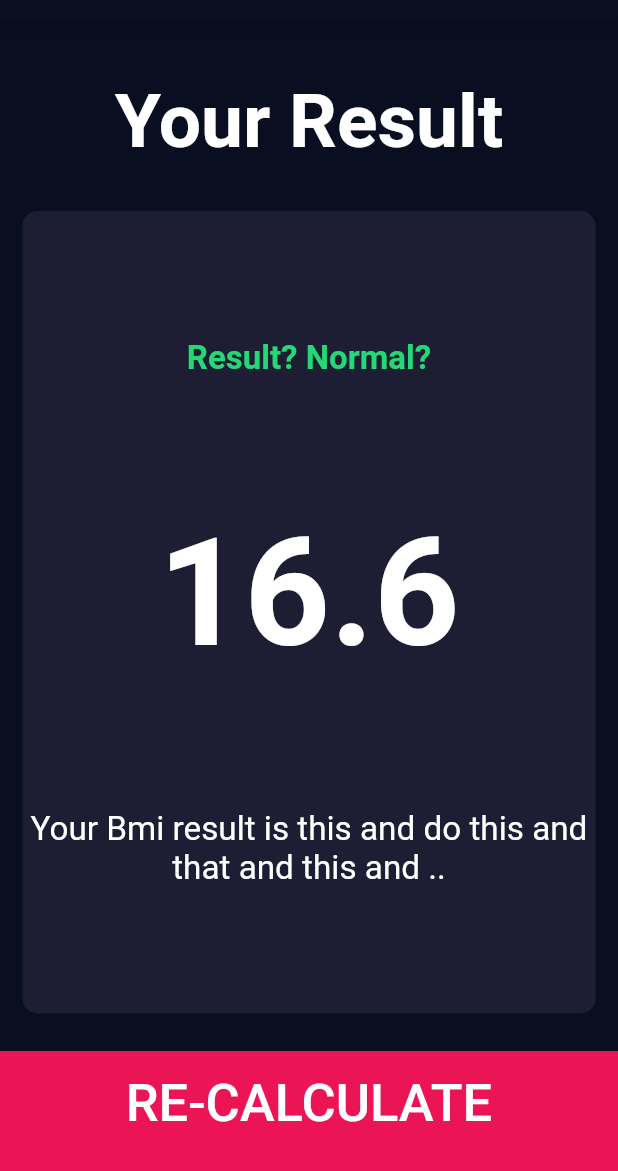
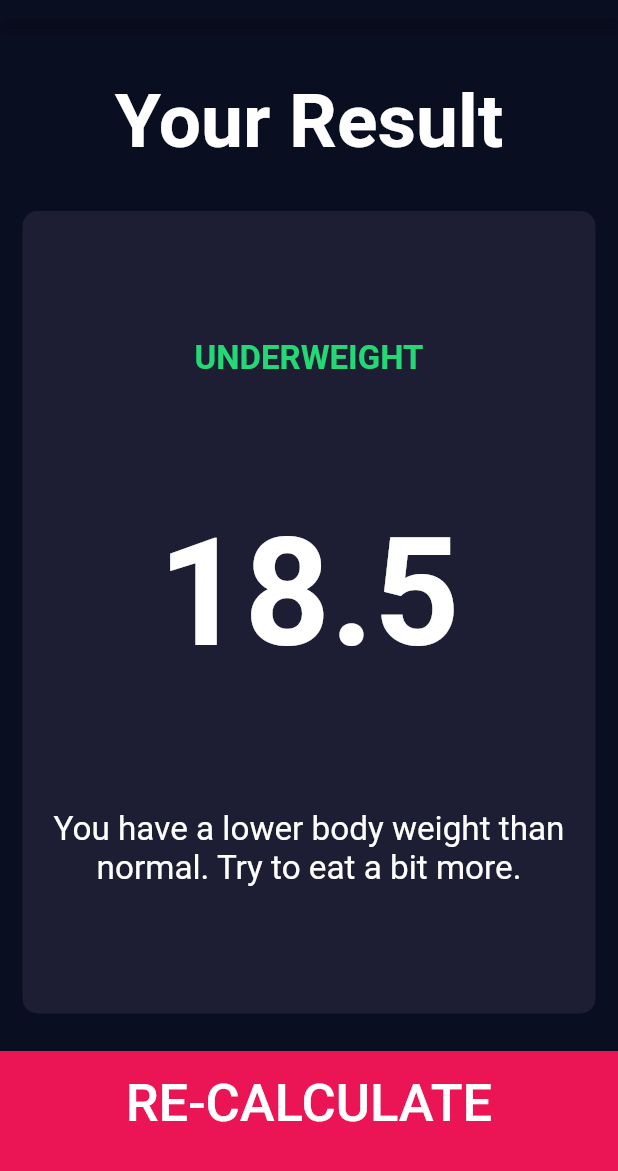
Before and after one commit to Meruem243/bmi_calculator, a Flutter app: the screen it shows after launch, after a tap on "CALCULATE", on a phone screen of 412 x 824 dp, the part 65-1236 px from its top. Run offline on Flutter 3.47's test engine with Material 2 defaults, Android fonts, the phone set to English and light mode, and no system bars; our stand-ins replace font_awesome_flutter.

Commit message:
adding calculation functionality

```diff
--- /dev/null
+++ b/lib/calculator.dart
@@ -0,0 +1,35 @@
+import 'dart:math';
+
+class Calculator {
+  Calculator({required this.height, required this.weight});
+
+  int height;
+  int weight;
+  double _bmi = 0;
+
+  String? calculateBMI() {
+    _bmi = weight / pow(height / 100, 2);
+    _bmi = double.parse(_bmi.toStringAsFixed(1));
+    return _bmi.toString();
+  }
+
+  String getResult() {
+    if (_bmi >= 25) {
+      return 'Overweight';
+    } else if (_bmi > 18.5) {
+      return 'Normal';
+    } else {
+      return 'Underweight';
+    }
+  }
+
+  String getInterpretation() {
+    if (_bmi >= 25) {
+      return 'You have higher body weight than normal. Try to exercise more.';
+    } else if (_bmi > 18.5) {
+      return 'You have a normal body weight. Good Job!';
+    } else {
+      return 'You have a lower body weight than normal. Try to eat a bit more.';
+    }
+  }
+}
--- a/lib/screens/input_page.dart
+++ b/lib/screens/input_page.dart
@@ -1,3 +1,4 @@
+import 'package:bmi_calculator/calculator.dart';
 import 'package:flutter/material.dart';
 import 'package:font_awesome_flutter/font_awesome_flutter.dart';
 import 'package:bmi_calculator/components/reusable_card.dart';
@@ -61,7 +62,6 @@ class _InputPageState extends State<InputPage> {
                     onTap: () {
                       setState(() {
                         updateColor(Gender.male);
-                        debugPrint('Male pressed');
                       });
                     },
                     child: ReusableCard(
@@ -78,7 +78,6 @@ class _InputPageState extends State<InputPage> {
                     onTap: () {
                       setState(() {
                         updateColor(Gender.female);
-                        debugPrint('FeMale pressed');
                       });
                     },
                     child: ReusableCard(
@@ -138,7 +137,6 @@ class _InputPageState extends State<InputPage> {
                         setState(() {
                           height = newValue.round();
                         });
-                        // debugPrint(newValue.toString());
                       },
                     ),
                   ),
@@ -239,10 +237,16 @@ class _InputPageState extends State<InputPage> {
           BottomButton(
             buttonTitle: 'CALCULATE',
             onTap: () {
+              Calculator cal = Calculator(height: height, weight: weight);
+
               Navigator.push(
                 context,
                 MaterialPageRoute(
-                  builder: (context) => const ResultPage(),
+                  builder: (context) => ResultPage(
+                    bmiResult: cal.calculateBMI(),
+                    resultText: cal.getResult(),
+                    interpretation: cal.getInterpretation(),
+                  ),
                 ),
               );
             },
--- a/lib/screens/result_page.dart
+++ b/lib/screens/result_page.dart
@@ -4,7 +4,15 @@ import 'package:bmi_calculator/components/reusable_card.dart';
 import 'package:bmi_calculator/components/bottom_button.dart';
 
 class ResultPage extends StatelessWidget {
-  const ResultPage({super.key});
+  const ResultPage(
+      {super.key,
+      required this.bmiResult,
+      required this.resultText,
+      required this.interpretation});
+
+  final String? bmiResult;
+  final String resultText;
+  final String interpretation;
 
   @override
   Widget build(BuildContext context) {
@@ -27,7 +35,7 @@ class ResultPage extends StatelessWidget {
               ),
             ),
           ),
-          const Expanded(
+          Expanded(
             flex: 5,
             child: ReusableCard(
               colorReusableCard: kReusableCardColorActive,
@@ -36,15 +44,15 @@ class ResultPage extends StatelessWidget {
                 crossAxisAlignment: CrossAxisAlignment.center,
                 children: <Widget>[
                   Text(
-                    'Result? Normal?',
+                    resultText.toUpperCase(),
                     style: kResultStyle,
                   ),
                   Text(
-                    '16.6',
+                    bmiResult!,
                     style: kBmiTextStyle,
                   ),
                   Text(
-                    'Your Bmi result is this and do this and that and this and ..',
+                    interpretation,
                     textAlign: TextAlign.center,
                     style: kBodyTextStyle,
                   ),
```
